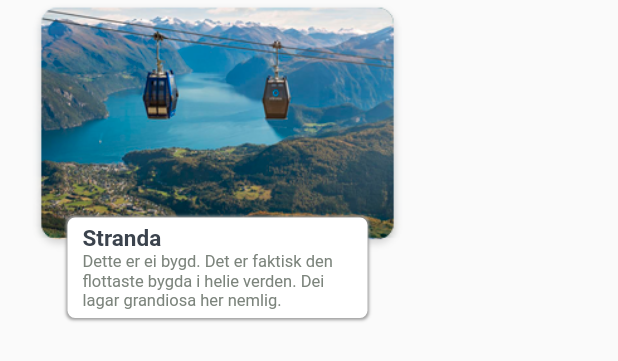
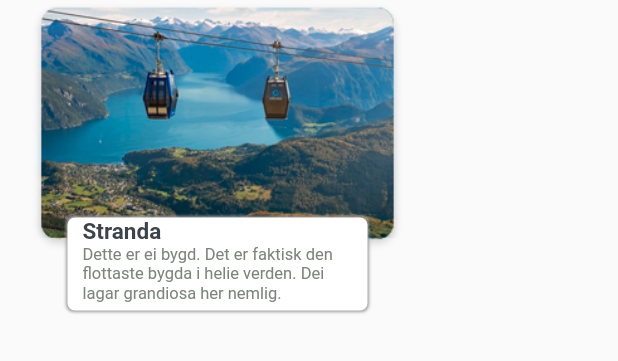
Before and after one commit to tafkolstad/smidig, a Flutter app: the Severdighet widget shown alone on an empty page, opened directly, on a phone screen of 412 x 824 dp. Shown: the top 361 px of the screen. Run offline on Flutter 3.47's test engine with Material 2 defaults, Android fonts, the phone set to English and light mode, and no system bars; our stand-ins replace outline_material_icons; Roboto replaces fonts that are missing (Segoe).

Commit message:
Tweak padding Severdigheter

```diff
--- a/lib/main.dart
+++ b/lib/main.dart
@@ -10,6 +10,7 @@ import 'package:vy_test/meny/meny.dart';
 import 'package:vy_test/om_oss/om_oss.dart';
 import 'package:vy_test/reisekart/reisekart.dart';
 import 'package:vy_test/severdigheter/severdigheter.dart';
+import 'package:vy_test/severdigheter/severdigheterviewall.dart';
 import 'package:vy_test/sove/sove.dart';
 import 'package:vy_test/stoppesteder/stoppesteder.dart';
 import 'package:vy_test/varsler/varsler.dart';
@@ -34,6 +35,7 @@ void main() {
       '/varsler': (context) => Varsler(),
       '/vognoversikt': (context) => Vognoversikt(),
       '/innstillinger': (context) => Innstillinger(),
+      '/severdigheterviewall': (context) => SeverdigheterViewAll(),
     },
   ));
 }
--- a/lib/severdigheter/severdighet.dart
+++ b/lib/severdigheter/severdighet.dart
@@ -34,7 +34,7 @@ class Severdighet extends StatelessWidget {
               ]),
           width: 200,
           margin: EdgeInsets.fromLTRB(45, 145, 0, 0),
-          padding: EdgeInsets.fromLTRB(10, 5, 10, 5),
+          padding: EdgeInsets.fromLTRB(10, 0, 10, 5),
           child: RichText(
             textAlign: TextAlign.left,
             text: TextSpan(
--- a/lib/severdigheter/severdighetliten.dart
+++ b/lib/severdigheter/severdighetliten.dart
@@ -35,7 +35,7 @@ class SeverdighetLiten extends StatelessWidget {
 //                )
               ]),
           width: 134,
-          margin: EdgeInsets.fromLTRB(28, 142, 0, 45),
+          margin: EdgeInsets.fromLTRB(28, 135, 0, 45),
           child: Column(
             children: <Widget>[
               Text(
```
